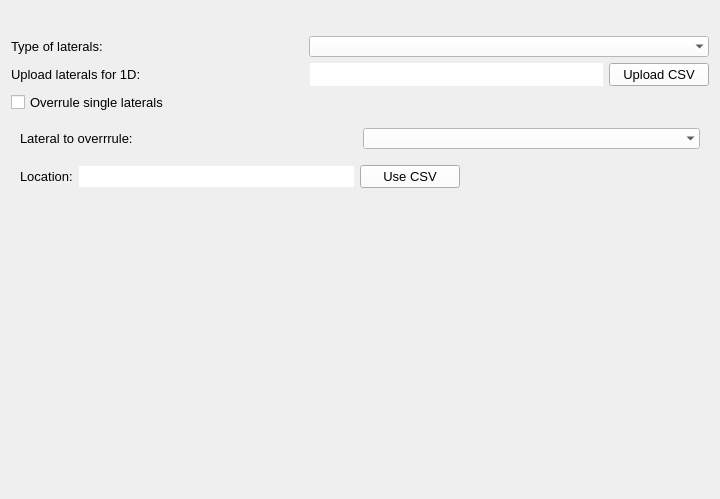
First picture: the form in threedi_api_qgis_client/ui/page_laterals.ui, repository nens/threedi-api-qgis-client, before the edit.
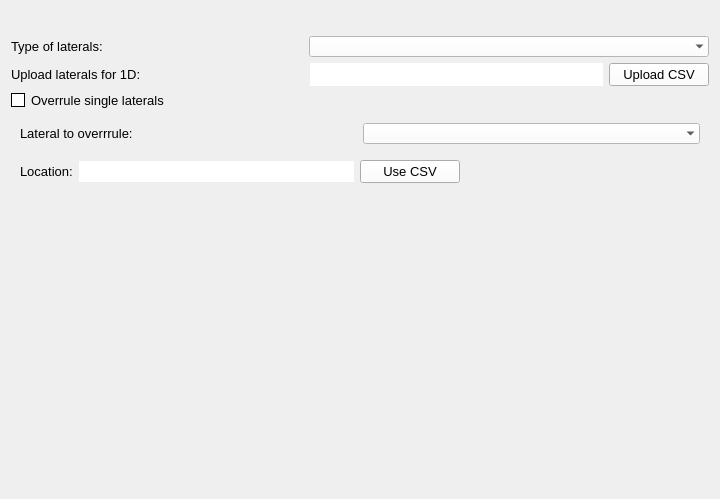
Second picture: the form after the edit.

Patch:
```diff
--- a/threedi_api_qgis_client/ui/page_laterals.ui
+++ b/threedi_api_qgis_client/ui/page_laterals.ui
@@ -294,6 +294,9 @@
        <pointsize>10</pointsize>
       </font>
      </property>
+     <property name="styleSheet">
+      <string notr="true">QCheckBox::indicator {border: 1px solid; background: white;}</string>
+     </property>
      <property name="text">
       <string>Overrule single laterals</string>
      </property>
```
